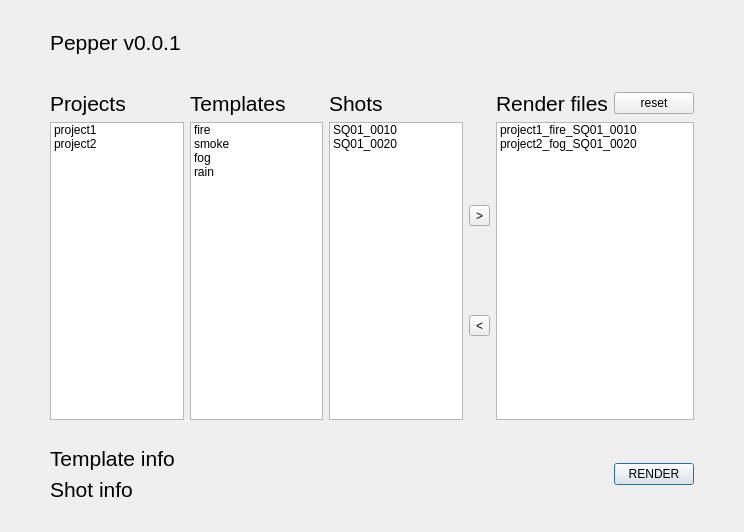
Qt form ui/main.ui (NetflixVFX-Ac/BlackPepper) before a commit.
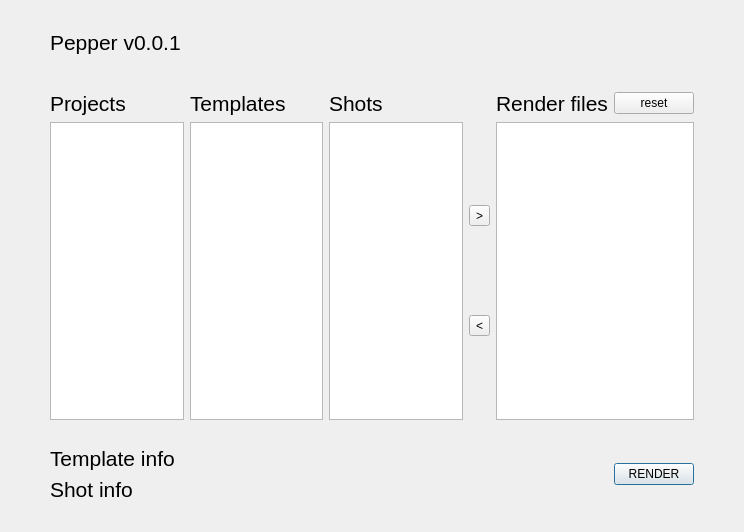
The same form after that commit.

```diff
--- a/ui/main.ui
+++ b/ui/main.ui
@@ -122,90 +122,7 @@
         </widget>
        </item>
        <item row="2" column="0">
-        <widget class="QListWidget" name="listWidget">
-         <item>
-          <property name="text">
-           <string>project1</string>
-          </property>
-         </item>
-         <item>
-          <property name="text">
-           <string>project2</string>
-          </property>
-         </item>
-         <item>
-          <property name="text">
-           <string/>
-          </property>
-         </item>
-        </widget>
-       </item>
-       <item row="2" column="5">
-        <widget class="QListWidget" name="listWidget_4">
-         <item>
-          <property name="text">
-           <string>project1_fire_SQ01_0010</string>
-          </property>
-         </item>
-         <item>
-          <property name="text">
-           <string>project2_fog_SQ01_0020</string>
-          </property>
-         </item>
-         <item>
-          <property name="text">
-           <string/>
-          </property>
-         </item>
-        </widget>
-       </item>
-       <item row="2" column="1">
-        <widget class="QListWidget" name="listWidget_2">
-         <item>
-          <property name="text">
-           <string>fire</string>
-          </property>
-         </item>
-         <item>
-          <property name="text">
-           <string>smoke</string>
-          </property>
-         </item>
-         <item>
-          <property name="text">
-           <string>fog</string>
-          </property>
-         </item>
-         <item>
-          <property name="text">
-           <string>rain</string>
-          </property>
-         </item>
-         <item>
-          <property name="text">
-           <string/>
-          </property>
-         </item>
-        </widget>
-       </item>
-       <item row="2" column="2">
-        <widget class="QListWidget" name="listWidget_3">
-         <item>
-          <property name="text">
-           <string>SQ01_0010</string>
-          </property>
-         </item>
-         <item>
-          <property name="text">
-           <string>SQ01_0020</string>
-          </property>
-         </item>
-         <item>
-          <property name="text">
-           <string/>
-          </property>
-         </item>
-        </widget>
+        <widget class="QListView" name="lv_proj"/>
        </item>
        <item row="1" column="5">
         <layout class="QHBoxLayout" name="horizontalLayout_2">
@@ -272,6 +189,12 @@
          </property>
         </widget>
        </item>
+       <item row="2" column="1">
+        <widget class="QListView" name="lv_temp"/>
+       </item>
+       <item row="2" column="2">
+        <widget class="QListView" name="lv_shot"/>
+       </item>
        <item row="0" column="0">
         <spacer name="verticalSpacer">
          <property name="orientation">
@@ -288,6 +211,9 @@
          </property>
         </spacer>
        </item>
+       <item row="2" column="5">
+        <widget class="QListView" name="lv_shot_2"/>
+       </item>
       </layout>
      </item>
     </layout>
```
Left out of the diff: 30 changed lines with no effect on the pictures.
